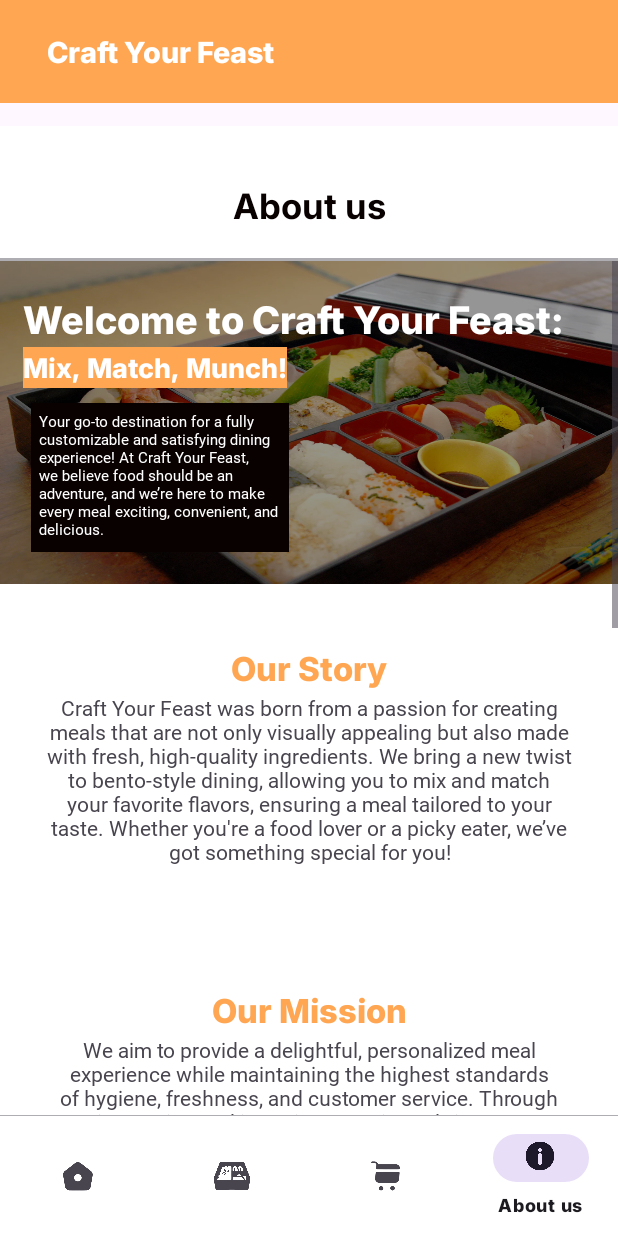
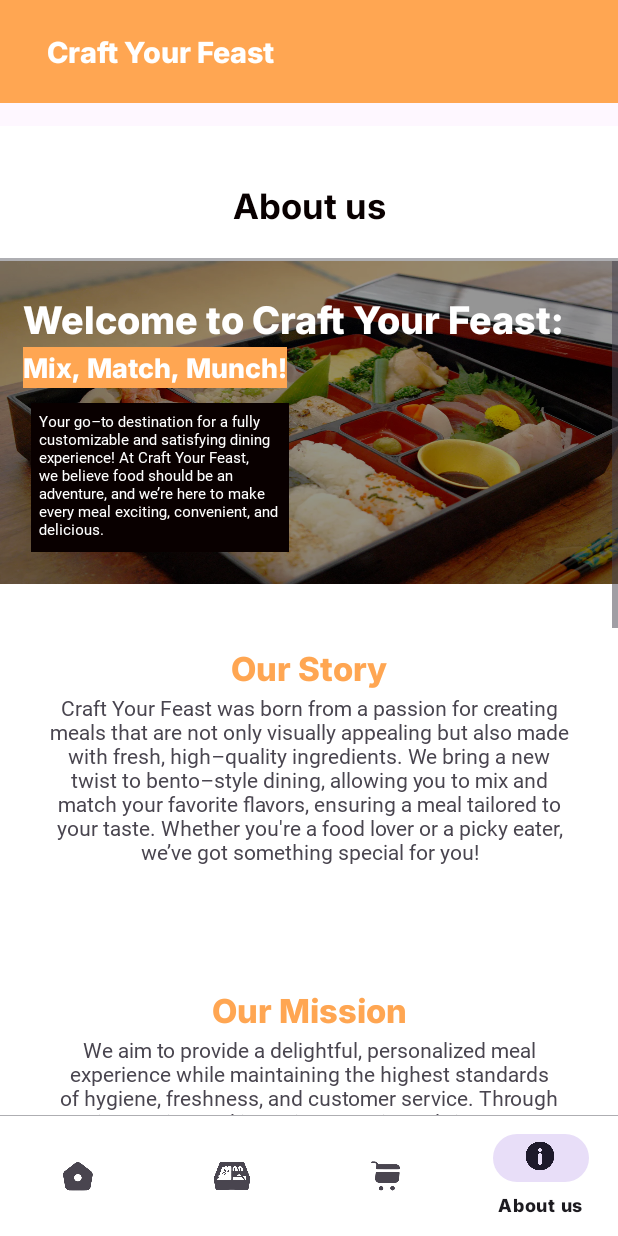
Before and after one commit to MigzReyes/Build-Your-Own-Meal, an Android app: the menu screen opened through its navigation route, item 4 of the bottom bar chosen, on a phone screen of 412 x 824 dp. Run offline under Robolectric (Android 15) with nearby library versions, the phone set to English and light mode, and no system bars; our stand-ins replace navigation-ui; 1 statement that could not run was skipped.

Commit message:
MIGZ REYES
CHANGES

- strings.xml fix
- menu.java fix

```diff
--- a/app/src/main/java/com/example/buildyourownmeal/menu.java
+++ b/app/src/main/java/com/example/buildyourownmeal/menu.java
@@ -17,7 +17,7 @@ public class menu extends Fragment {
                              Bundle savedInstanceState) {
         View view = inflater.inflate(R.layout.fragment_menu, container, false);
 
-        int[] menuBtn = {R.id.craftBtn, R.id.menuCon,};
+        int[] menuBtn = {R.id.craftNowBtn, R.id.menuCon,};
 
         View.OnClickListener clickListener = new View.OnClickListener() {
             @Override
--- a/app/src/main/res/values/strings.xml
+++ b/app/src/main/res/values/strings.xml
@@ -40,20 +40,20 @@
     <string name="welcomeToCraftYourFeast">Welcome to Craft Your Feast:</string>
     <string name="mixMatchMunch">Mix, Match, Munch!</string>
     <string name="aboutUsIntro1">
-        Your go-to destination for a fully customizable and satisfying dining experience!
-        At Craft Your Feast, we believe food should be an adventure, and we’re here to make every
+        Your go–to destination for a fully customizable and satisfying dining experience!
+        At Craft Your Feast, we believe food should be an adventure, and we\’re here to make every
         meal exciting, convenient, and delicious.</string>
     <string name="ourStory">Our Story</string>
     <string name="aboutUsIntro2">
         Craft Your Feast was born from a passion for creating meals that are not only visually
-        appealing but also made with fresh, high-quality ingredients. We bring a new twist to bento-style
+        appealing but also made with fresh, high–quality ingredients. We bring a new twist to bento–style
         dining, allowing you to mix and match your favorite flavors, ensuring a meal tailored to your taste.
-        Whether you're a food lover or a picky eater, we’ve got something special for you!</string>
+        Whether you\'re a food lover or a picky eater, we\’ve got something special for you!</string>
     <string name="ourMission">Our Mission</string>
     <string name="aboutUsIntro3">
         We aim to provide a delightful, personalized meal experience while maintaining the highest standards
         of hygiene, freshness, and customer service. Through innovation and integrity, we strive to bring you
-        mouthwatering, well-balanced meals that fit your preferences and lifestyle.</string>
+        mouthwatering, well–balanced meals that fit your preferences and lifestyle.</string>
     <string name="findUs">Find us</string>
     <string name="aboutUsLoc">Visit us! We\'re located at STI College, Rosario, Cavite</string>
     <string name="emailCYF">craftyourfeast@gmail.com</string>
```
